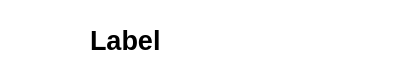
Old version of the form artworkmenulistitem.ui in the repository reesque/Maestro.
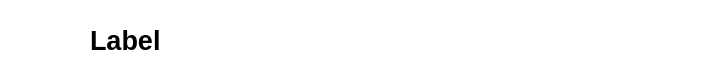
New version of the form. Icons and pictures are not drawn.

The edit to the form file:
```diff
--- a/artworkmenulistitem.ui
+++ b/artworkmenulistitem.ui
@@ -6,7 +6,7 @@
    <rect>
     <x>0</x>
     <y>0</y>
-    <width>400</width>
+    <width>720</width>
     <height>80</height>
    </rect>
   </property>
```
